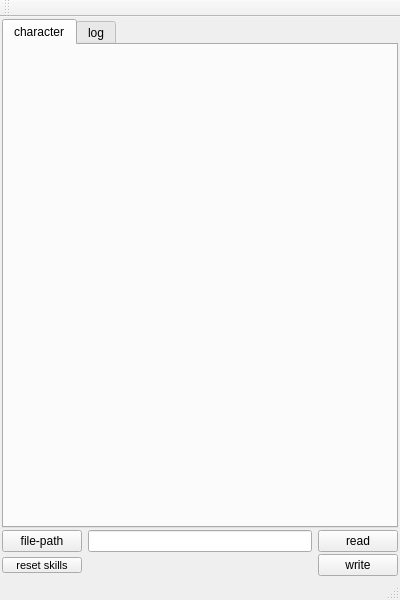
Qt form mainwindow.ui (celentanos/tq) before a commit.
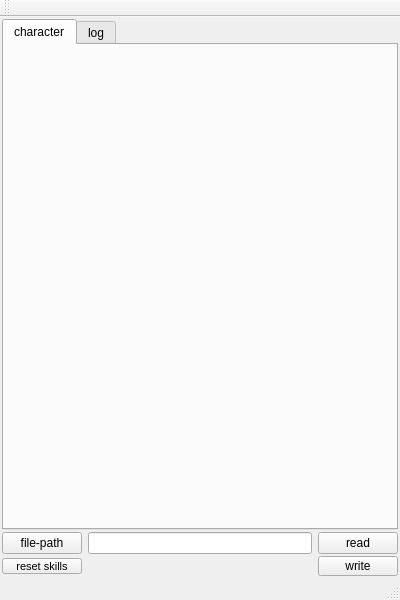
The same form after that commit.

```diff
--- a/mainwindow.ui
+++ b/mainwindow.ui
@@ -140,6 +140,12 @@
       </item>
       <item>
        <widget class="QPushButton" name="butWrite">
+        <property name="maximumSize">
+         <size>
+          <width>16777215</width>
+          <height>20</height>
+         </size>
+        </property>
         <property name="text">
          <string>write</string>
         </property>
```
